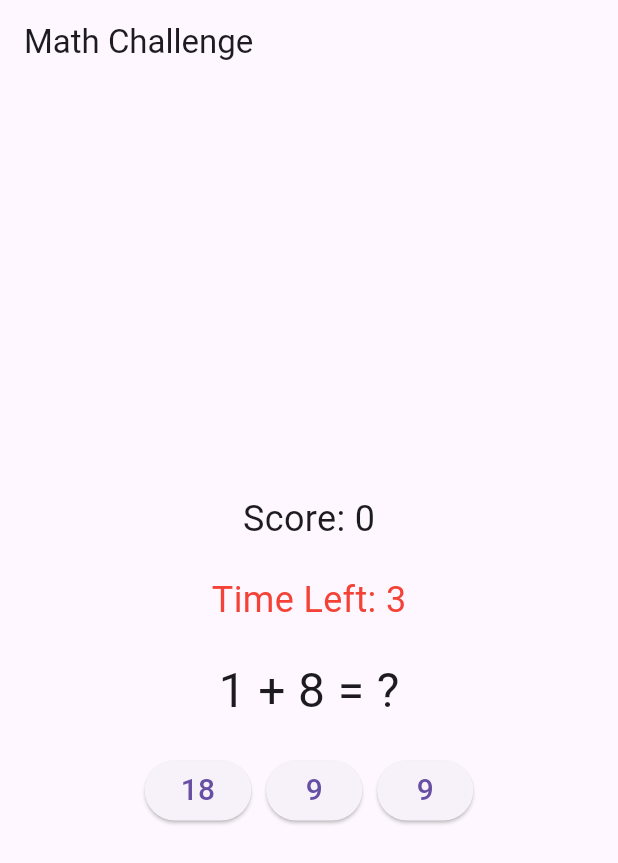
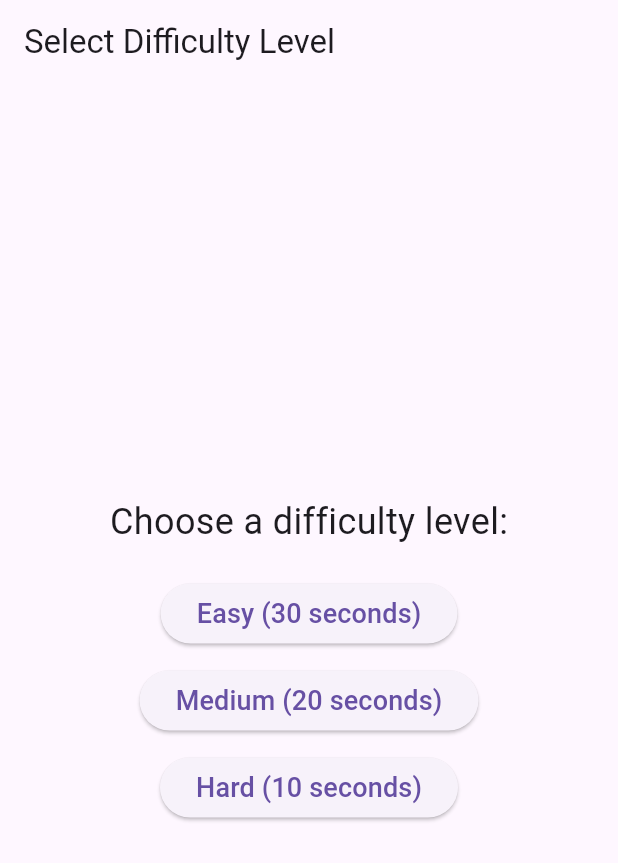
Before and after one commit to toto01tdma/flutter_math_challenge_game, a Flutter app: the screen it shows after launch, on a phone screen of 412 x 824 dp. Shown: the top 863 px of the screen. Run offline on Flutter 3.47's test engine with Material 3 defaults, Android fonts, the phone set to English and light mode, and no system bars.

Commit message:
select Difficulty level

```diff
--- a/lib/main.dart
+++ b/lib/main.dart
@@ -8,12 +8,70 @@ class MathChallengeApp extends StatelessWidget {
   @override
   Widget build(BuildContext context) {
     return MaterialApp(
-      home: MathGamePage(),
+      home: LevelSelectionPage(),
+    );
+  }
+}
+
+class LevelSelectionPage extends StatelessWidget {
+  @override
+  Widget build(BuildContext context) {
+    return Scaffold(
+      appBar: AppBar(title: Text("Select Difficulty Level")),
+      body: Center(
+        child: Column(
+          mainAxisAlignment: MainAxisAlignment.center,
+          children: [
+            Text("Choose a difficulty level:", style: TextStyle(fontSize: 24)),
+            SizedBox(height: 20),
+            ElevatedButton(
+              onPressed: () {
+                Navigator.push(
+                  context,
+                  MaterialPageRoute(
+                    builder: (context) => MathGamePage(timeLimit: 30),
+                  ),
+                );
+              },
+              child: Text("Easy (30 seconds)", style: TextStyle(fontSize: 18)),
+            ),
+            SizedBox(height: 10),
+            ElevatedButton(
+              onPressed: () {
+                Navigator.push(
+                  context,
+                  MaterialPageRoute(
+                    builder: (context) => MathGamePage(timeLimit: 20),
+                  ),
+                );
+              },
+              child:
+                  Text("Medium (20 seconds)", style: TextStyle(fontSize: 18)),
+            ),
+            SizedBox(height: 10),
+            ElevatedButton(
+              onPressed: () {
+                Navigator.push(
+                  context,
+                  MaterialPageRoute(
+                    builder: (context) => MathGamePage(timeLimit: 10),
+                  ),
+                );
+              },
+              child: Text("Hard (10 seconds)", style: TextStyle(fontSize: 18)),
+            ),
+          ],
+        ),
+      ),
     );
   }
 }
 
 class MathGamePage extends StatefulWidget {
+  final int timeLimit;
+
+  MathGamePage({required this.timeLimit});
+
   @override
   _MathGamePageState createState() => _MathGamePageState();
 }
@@ -25,12 +83,13 @@ class _MathGamePageState extends State<MathGamePage> {
   String question = "";
   List<int> options = [];
   int correctAnswer = 0;
-  int timeLeft = 10; // เริ่มต้นที่ 10 วินาที
+  int timeLeft = 0;
   Timer? _timer;
 
   @override
   void initState() {
     super.initState();
+    timeLeft = widget.timeLimit; // กำหนดเวลาตามระดับที่เลือก
     generateQuestion();
     startTimer();
   }
@@ -56,7 +115,7 @@ class _MathGamePageState extends State<MathGamePage> {
     options[random.nextInt(3)] = correctAnswer; // ใส่คำตอบที่ถูกต้อง
     setState(() {
       question = "$num1 + $num2 = ?";
-      timeLeft = 10; // รีเซ็ตเวลาเมื่อเริ่มคำถามใหม่
+      timeLeft = widget.timeLimit; // รีเซ็ตเวลาเมื่อเริ่มคำถามใหม่
     });
   }
 
@@ -79,22 +138,13 @@ class _MathGamePageState extends State<MathGamePage> {
           TextButton(
             onPressed: () {
               Navigator.of(context).pop();
-              resetGame();
+              Navigator.of(context).pop(); // ย้อนกลับไปยังหน้าเลือกระดับ
             },
-            child: Text("Play Again"),
+            child: Text("Back to Level Selection"),
           ),
         ],
       ),
     );
-  }
-
-  void resetGame() {
-    setState(() {
-      score = 0;
-      timeLeft = 10;
-      generateQuestion();
-      startTimer();
-    });
   }
 
   @override
```
